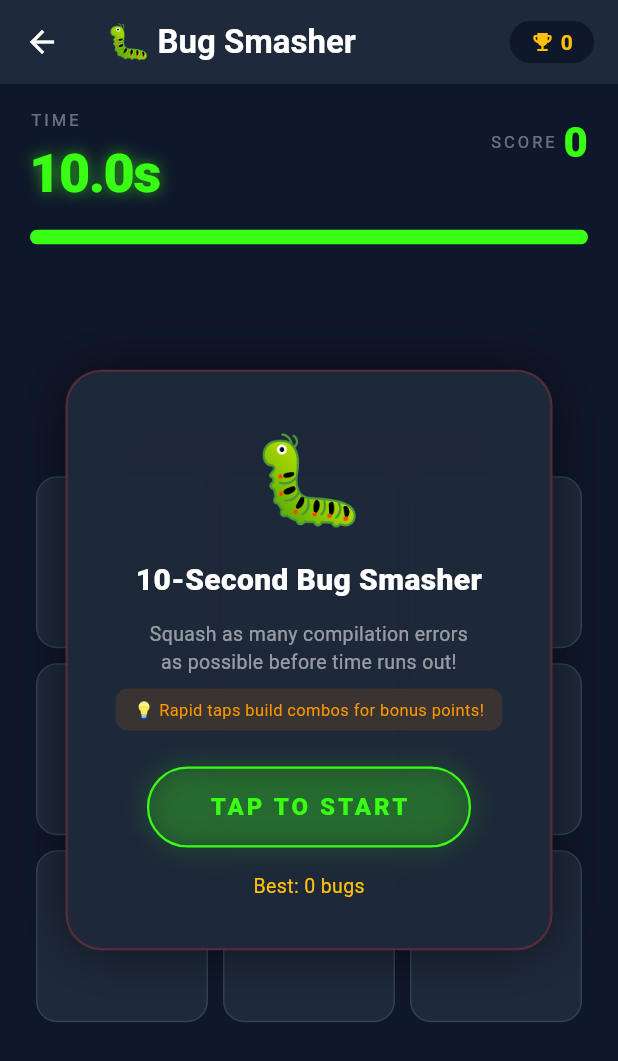
After one commit to krishnabarnwal/abes-nexus, a Flutter app: the BugSmasherView screen opened directly, on a phone screen of 412 x 824 dp. The commit adds this screen. Shown: the top 1061 px of the screen. Run offline on Flutter 3.47's test engine with Material 3 defaults, Android fonts, the phone set to English and light mode, and no system bars; our stand-ins replace flutter_secure_storage, qr_flutter, share_plus, shared_preferences; missing offline and left inert: workmanager; accounts and stored records are empty.

Commit message:
feat: add 10-Second Bug Smasher game and unlock from Arcade Hub

```diff
--- /dev/null
+++ b/lib/views/arcade/bug_smasher_view.dart
@@ -0,0 +1,599 @@
+import 'dart:async';
+import 'dart:math';
+import 'package:flutter/material.dart';
+import 'package:flutter/services.dart';
+import 'package:shared_preferences/shared_preferences.dart';
+
+// ─── Data ────────────────────────────────────────────────────────────────────
+class _Bug {
+  final int id;
+  final IconData icon;
+  final String label;
+  final Color color;
+  bool isAlive;
+  Timer? expireTimer;
+
+  _Bug({required this.id, required this.icon, required this.label, required this.color})
+      : isAlive = true;
+}
+
+// ─── Game View ───────────────────────────────────────────────────────────────
+class BugSmasherView extends StatefulWidget {
+  const BugSmasherView({super.key});
+
+  @override
+  State<BugSmasherView> createState() => _BugSmasherViewState();
+}
+
+class _BugSmasherViewState extends State<BugSmasherView>
+    with TickerProviderStateMixin {
+  // -- Game State --
+  bool _isWaiting = true;
+  bool _isPlaying = false;
+  bool _isGameOver = false;
+
+  // -- Timer --
+  static const double _totalTime = 10.0;
+  double _timeLeft = _totalTime;
+  Timer? _countdownTimer;
+  Timer? _spawnTimer;
+
+  // -- Score --
+  int _score = 0;
+  int _taps = 0;
+  int _combo = 0;
+  int _maxCombo = 0;
+  int _highScore = 0;
+  bool _isNewHighScore = false;
+
+  // -- Grid (3x3, index 0-8) --
+  final Map<int, _Bug> _activeBugs = {};
+  int _bugIdCounter = 0;
+  final Random _random = Random();
+
+  // -- Tile Animation Controllers (9 tiles) --
+  final List<AnimationController> _tileControllers = [];
+  final List<Animation<double>> _tileScales = [];
+
+  // -- Bug Data --
+  static const _bugTypes = [
+    (Icons.bug_report, 'NULL_PTR', Color(0xFFFF3333)),
+    (Icons.code, '404_ERR', Color(0xFFFF5500)),
+    (Icons.warning_amber, 'FATAL', Color(0xFFFF8800)),
+    (Icons.error_outline, 'STACK_OVF', Color(0xFFFF3333)),
+    (Icons.block, 'SEGFAULT', Color(0xFFFF5500)),
+    (Icons.dangerous, 'MEM_LEAK', Color(0xFFFF8800)),
+  ];
+
+  @override
+  void initState() {
+    super.initState();
+    _loadHighScore();
+    for (int i = 0; i < 9; i++) {
+      final ctrl = AnimationController(
+        vsync: this,
+        duration: const Duration(milliseconds: 120),
+      );
+      _tileControllers.add(ctrl);
+      _tileScales.add(Tween<double>(begin: 1.0, end: 0.85).animate(
+        CurvedAnimation(parent: ctrl, curve: Curves.easeInOut),
+      ));
+    }
+  }
+
+  Future<void> _loadHighScore() async {
+    final prefs = await SharedPreferences.getInstance();
+    setState(() => _highScore = prefs.getInt('bug_smasher_high_score') ?? 0);
+  }
+
+  Future<void> _saveHighScore() async {
+    final prefs = await SharedPreferences.getInstance();
+    await prefs.setInt('bug_smasher_high_score', _highScore);
+  }
+
+  // ── Game Control ──────────────────────────────────────────────────────────
+  void _startGame() {
+    setState(() {
+      _isWaiting = false;
+      _isPlaying = true;
+      _isGameOver = false;
+      _timeLeft = _totalTime;
+      _score = 0;
+      _taps = 0;
+      _combo = 0;
+      _maxCombo = 0;
+      _isNewHighScore = false;
+      _activeBugs.clear();
+    });
+    _startCountdown();
+    _startSpawner();
+  }
+
+  void _startCountdown() {
+    _countdownTimer?.cancel();
+    _countdownTimer = Timer.periodic(const Duration(milliseconds: 100), (t) {
+      if (!mounted) return;
+      setState(() => _timeLeft = (_timeLeft - 0.1).clamp(0.0, _totalTime));
+      if (_timeLeft <= 0.001) {
+        t.cancel();
+        _endGame();
+      }
+    });
+  }
+
+  void _startSpawner() {
+    _spawnTimer?.cancel();
+    _scheduleNextSpawn();
+  }
+
+  void _scheduleNextSpawn() {
+    if (!_isPlaying) return;
+    final delay = 600 + _random.nextInt(200); // 600–800 ms
+    Future.delayed(Duration(milliseconds: delay), () {
+      if (!_isPlaying || !mounted) return;
+      _spawnBugs();
+      _scheduleNextSpawn();
+    });
+  }
+
+  void _spawnBugs() {
+    final count = _random.nextBool() ? 1 : 2;
+    final available = List.generate(9, (i) => i).where((i) => !_activeBugs.containsKey(i)).toList()..shuffle();
+    final toSpawn = available.take(count);
+
+    for (final idx in toSpawn) {
+      final type = _bugTypes[_random.nextInt(_bugTypes.length)];
+      final bug = _Bug(id: _bugIdCounter++, icon: type.$1, label: type.$2, color: type.$3);
+      setState(() => _activeBugs[idx] = bug);
+
+      // Auto-expire after 1.2s
+      bug.expireTimer = Timer(const Duration(milliseconds: 1200), () {
+        if (!mounted || !_isPlaying) return;
+        if (_activeBugs[idx]?.id == bug.id) {
+          setState(() {
+            _activeBugs.remove(idx);
+            _combo = 0; // missed bug resets combo
+          });
+        }
+      });
+    }
+  }
+
+  void _endGame() {
+    _spawnTimer?.cancel();
+    for (final bug in _activeBugs.values) {
+      bug.expireTimer?.cancel();
+    }
+    setState(() {
+      _isPlaying = false;
+      _isGameOver = true;
+      _activeBugs.clear();
+      if (_score > _highScore) {
+        _highScore = _score;
+        _isNewHighScore = true;
+        _saveHighScore();
+      }
+    });
+  }
+
+  // ── Tap Handler ───────────────────────────────────────────────────────────
+  Future<void> _onTileTap(int index) async {
+    if (!_isPlaying) return;
+    _taps++;
+
+    if (_activeBugs.containsKey(index)) {
+      // Hit!
+      HapticFeedback.mediumImpact();
+      _activeBugs[index]!.expireTimer?.cancel();
+      _activeBugs.remove(index);
+
+      // Animate tile
+      await _tileControllers[index].forward();
+      if (mounted) await _tileControllers[index].reverse();
+
+      setState(() {
+        _combo++;
+        if (_combo > _maxCombo) _maxCombo = _combo;
+        _score += _combo >= 3 ? 2 : 1; // bonus for combos
+      });
+    } else {
+      // Miss — reset combo
+      HapticFeedback.lightImpact();
+      setState(() => _combo = 0);
+    }
+  }
+
+  @override
+  void dispose() {
+    _countdownTimer?.cancel();
+    _spawnTimer?.cancel();
+    for (final bug in _activeBugs.values) {
+      bug.expireTimer?.cancel();
+    }
+    for (final ctrl in _tileControllers) {
+      ctrl.dispose();
+    }
+    super.dispose();
+  }
+
+  // ── Build ─────────────────────────────────────────────────────────────────
+  @override
+  Widget build(BuildContext context) {
+    final accuracy = _taps == 0 ? 0 : ((_score / _taps) * 100).round();
+    return Scaffold(
+      backgroundColor: const Color(0xFF0F172A),
+      appBar: AppBar(
+        backgroundColor: const Color(0xFF1E293B),
+        title: const Text('🐛 Bug Smasher', style: TextStyle(color: Colors.white, fontWeight: FontWeight.bold)),
+        leading: IconButton(
+          icon: const Icon(Icons.arrow_back, color: Colors.white),
+          onPressed: () => Navigator.pop(context),
+        ),
+        actions: [
+          Padding(
+            padding: const EdgeInsets.symmetric(horizontal: 16, vertical: 10),
+            child: Container(
+              padding: const EdgeInsets.symmetric(horizontal: 14, vertical: 4),
+              decoration: const BoxDecoration(
+                color: Color(0xFF0F172A),
+                borderRadius: BorderRadius.all(Radius.circular(20)),
+              ),
+              child: Row(
+                children: [
+                  const Icon(Icons.emoji_events, color: Colors.amber, size: 16),
+                  const SizedBox(width: 4),
+                  Text('$_highScore', style: const TextStyle(color: Colors.amber, fontWeight: FontWeight.bold)),
+                ],
+              ),
+            ),
+          ),
+        ],
+      ),
+      body: Stack(
+        children: [
+          _buildGameBody(),
+          if (_isWaiting) _buildStartOverlay(),
+          if (_isGameOver) _buildGameOverOverlay(accuracy),
+        ],
+      ),
+    );
+  }
+
+  Widget _buildGameBody() {
+    final progress = _timeLeft / _totalTime;
+    final timeColor = _timeLeft <= 3.0
+        ? const Color(0xFFFF3333)
+        : _timeLeft <= 6.0
+            ? Colors.orange
+            : const Color(0xFF39FF14);
+
+    return Column(
+      children: [
+        // ── HUD ────────────────────────────────────────────────────────────
+        Container(
+          padding: const EdgeInsets.fromLTRB(20, 16, 20, 12),
+          color: const Color(0xFF0F172A),
+          child: Column(
+            children: [
+              // Timer Text + Score
+              Row(
+                mainAxisAlignment: MainAxisAlignment.spaceBetween,
+                children: [
+                  // Timer
+                  Column(
+                    crossAxisAlignment: CrossAxisAlignment.start,
+                    children: [
+                      const Text('TIME', style: TextStyle(color: Colors.white38, fontSize: 11, letterSpacing: 2)),
+                      const SizedBox(height: 2),
+                      Text(
+                        '${_timeLeft.toStringAsFixed(1)}s',
+                        style: TextStyle(
+                          color: timeColor,
+                          fontSize: 36,
+                          fontWeight: FontWeight.w900,
+                          letterSpacing: -1,
+                          shadows: [Shadow(color: timeColor.withValues(alpha: 0.6), blurRadius: 12)],
+                        ),
+                      ),
+                    ],
+                  ),
+                  // Score + Combo
+                  Column(
+                    crossAxisAlignment: CrossAxisAlignment.end,
+                    children: [
+                      Row(
+                        children: [
+                          const Text('SCORE ', style: TextStyle(color: Colors.white38, fontSize: 11, letterSpacing: 2)),
+                          Text('$_score', style: const TextStyle(color: Color(0xFF39FF14), fontSize: 28, fontWeight: FontWeight.w900)),
+                        ],
+                      ),
+                      if (_combo >= 2)
+                        Container(
+                          padding: const EdgeInsets.symmetric(horizontal: 10, vertical: 3),
+                          decoration: BoxDecoration(
+                            color: Colors.orange.withValues(alpha: 0.15),
+                            borderRadius: const BorderRadius.all(Radius.circular(20)),
+                            border: Border.all(color: Colors.orange.withValues(alpha: 0.6)),
+                          ),
+                          child: Text('🔥 x$_combo Combo!', style: const TextStyle(color: Colors.orange, fontWeight: FontWeight.bold, fontSize: 13)),
+                        )
+                      else
+                        const SizedBox(height: 24),
+                    ],
+                  ),
+                ],
+              ),
+              const SizedBox(height: 12),
+              // Progress bar
+              ClipRRect(
+                borderRadius: const BorderRadius.all(Radius.circular(6)),
+                child: LinearProgressIndicator(
+                  value: progress,
+                  minHeight: 10,
+                  backgroundColor: const Color(0xFF1E293B),
+                  valueColor: AlwaysStoppedAnimation<Color>(timeColor),
+                ),
+              ),
+            ],
+          ),
+        ),
+
+        // ── Grid ───────────────────────────────────────────────────────────
+        Expanded(
+          child: Center(
+            child: Padding(
+              padding: const EdgeInsets.all(24.0),
+              child: AspectRatio(
+                aspectRatio: 1.0,
+                child: GridView.builder(
+                  physics: const NeverScrollableScrollPhysics(),
+                  gridDelegate: const SliverGridDelegateWithFixedCrossAxisCount(
+                    crossAxisCount: 3,
+                    crossAxisSpacing: 10,
+                    mainAxisSpacing: 10,
+                  ),
+                  itemCount: 9,
+                  itemBuilder: (context, index) => _buildTile(index),
+                ),
+              ),
+            ),
+          ),
+        ),
+      ],
+    );
+  }
+
+  Widget _buildTile(int index) {
+    final bug = _activeBugs[index];
+    final hasBug = bug != null;
+
+    return ScaleTransition(
+      scale: _tileScales[index],
+      child: GestureDetector(
+        onTap: () => _onTileTap(index),
+        child: AnimatedContainer(
+          duration: const Duration(milliseconds: 180),
+          decoration: BoxDecoration(
+            color: hasBug ? bug.color.withValues(alpha: 0.18) : const Color(0xFF1E293B),
+            borderRadius: const BorderRadius.all(Radius.circular(14)),
+            border: Border.all(
+              color: hasBug ? bug.color.withValues(alpha: 0.7) : const Color(0xFF334155),
+              width: hasBug ? 2.0 : 1.0,
+            ),
+            boxShadow: hasBug
+                ? [BoxShadow(color: bug.color.withValues(alpha: 0.35), blurRadius: 16, spreadRadius: 2)]
+                : const [],
+          ),
+          child: hasBug
+              ? Column(
+                  mainAxisAlignment: MainAxisAlignment.center,
+                  children: [
+                    Icon(bug.icon, color: bug.color, size: 32),
+                    const SizedBox(height: 6),
+                    Text(
+                      bug.label,
+                      style: TextStyle(color: bug.color, fontSize: 9, fontWeight: FontWeight.w900, letterSpacing: 0.5),
+                    ),
+                  ],
+                )
+              : null,
+        ),
+      ),
+    );
+  }
+
+  // ── Overlays ──────────────────────────────────────────────────────────────
+  Widget _buildStartOverlay() {
+    return Center(
+      child: Container(
+        margin: const EdgeInsets.symmetric(horizontal: 28),
+        padding: const EdgeInsets.all(32),
+        decoration: BoxDecoration(
+          color: const Color(0xF21E293B),
+          borderRadius: const BorderRadius.all(Radius.circular(24)),
+          border: Border.all(color: const Color(0x40FF3333), width: 1.5),
+          boxShadow: const [BoxShadow(color: Color(0x80000000), blurRadius: 30)],
+        ),
+        child: Column(
+          mainAxisSize: MainAxisSize.min,
+          children: [
+            const Text('🐛', style: TextStyle(fontSize: 56)),
+            const SizedBox(height: 12),
+            const Text('10-Second Bug Smasher', style: TextStyle(color: Colors.white, fontSize: 20, fontWeight: FontWeight.w900), textAlign: TextAlign.center),
+            const SizedBox(height: 12),
+            const Text(
+              'Squash as many compilation errors\nas possible before time runs out!',
+              style: TextStyle(color: Colors.white54, fontSize: 13),
+              textAlign: TextAlign.center,
+            ),
+            const SizedBox(height: 8),
+            Container(
+              padding: const EdgeInsets.symmetric(horizontal: 12, vertical: 6),
+              decoration: const BoxDecoration(
+                color: Color(0x20FF8800),
+                borderRadius: BorderRadius.all(Radius.circular(8)),
+              ),
+              child: const Text('💡 Rapid taps build combos for bonus points!', style: TextStyle(color: Colors.orange, fontSize: 11), textAlign: TextAlign.center),
+            ),
+            const SizedBox(height: 24),
+            GestureDetector(
+              onTap: _startGame,
+              child: Container(
+                padding: const EdgeInsets.symmetric(horizontal: 40, vertical: 14),
+                decoration: BoxDecoration(
+                  color: const Color(0x2639FF14),
+                  borderRadius: const BorderRadius.all(Radius.circular(30)),
+                  border: Border.all(color: const Color(0xFF39FF14), width: 1.5),
+                  boxShadow: const [BoxShadow(color: Color(0x3039FF14), blurRadius: 16)],
+                ),
+                child: const Text('TAP TO START', style: TextStyle(color: Color(0xFF39FF14), fontWeight: FontWeight.w900, fontSize: 16, letterSpacing: 2)),
+              ),
+            ),
+            const SizedBox(height: 16),
+            Text('Best: $_highScore bugs', style: const TextStyle(color: Colors.amber, fontSize: 13)),
+          ],
+        ),
+      ),
+    );
+  }
+
+  Widget _buildGameOverOverlay(int accuracy) {
+    final accuracy2 = _taps == 0 ? 0 : ((_score / _taps) * 100).round();
+    return Center(
+      child: Container(
+        margin: const EdgeInsets.symmetric(horizontal: 24),
+        padding: const EdgeInsets.all(28),
+        decoration: BoxDecoration(
+          color: const Color(0xF71E293B),
+          borderRadius: const BorderRadius.all(Radius.circular(24)),
+          border: Border.all(color: const Color(0x60FF3333), width: 1.5),
+          boxShadow: const [BoxShadow(color: Color(0x99000000), blurRadius: 40)],
+        ),
+        child: Column(
+          mainAxisSize: MainAxisSize.min,
+          children: [
+            const Text("Time's Up! ⏱️", style: TextStyle(color: Colors.redAccent, fontSize: 22, fontWeight: FontWeight.w900)),
+            const SizedBox(height: 20),
+            // Stats Row
+            Row(
+              children: [
+                _statCard('🐛\nSmashed', '$_score', const Color(0xFF39FF14)),
+                const SizedBox(width: 8),
+                _statCard('🎯\nAccuracy', '$accuracy2%', Colors.blueAccent),
+                const SizedBox(width: 8),
+                _statCard('🔥\nMax Combo', 'x$_maxCombo', Colors.orange),
+              ],
+            ),
+            if (_isNewHighScore) ...[
+              const SizedBox(height: 16),
+              _NewRecordBanner(),
+            ],
+            const SizedBox(height: 8),
+            Text('Best: $_highScore bugs', style: const TextStyle(color: Colors.amber, fontSize: 13)),
+            const SizedBox(height: 20),
+            // Play Again button
+            GestureDetector(
+              onTap: _startGame,
+              child: Container(
+                width: double.infinity,
+                padding: const EdgeInsets.symmetric(vertical: 14),
+                decoration: BoxDecoration(
+                  color: const Color(0x2639FF14),
+                  borderRadius: const BorderRadius.all(Radius.circular(16)),
+                  border: Border.all(color: const Color(0xFF39FF14), width: 1.5),
+                ),
+                child: const Center(child: Text('⟳  Play Again', style: TextStyle(color: Color(0xFF39FF14), fontWeight: FontWeight.w900, fontSize: 16))),
+              ),
+            ),
+            const SizedBox(height: 10),
+            // Back button
+            GestureDetector(
+              onTap: () => Navigator.pop(context),
+              child: Container(
+                width: double.infinity,
+                padding: const EdgeInsets.symmetric(vertical: 12),
+                decoration: BoxDecoration(
+                  borderRadius: const BorderRadius.all(Radius.circular(16)),
+                  border: Border.all(color: const Color(0xFF334155), width: 1.5),
+                ),
+                child: const Center(child: Text('Back to Arcade', style: TextStyle(color: Colors.white54, fontSize: 14))),
+              ),
+            ),
+          ],
+        ),
+      ),
+    );
+  }
+
+  Widget _statCard(String label, String value, Color accent) {
+    return Expanded(
+      child: Container(
+        padding: const EdgeInsets.symmetric(vertical: 14, horizontal: 6),
+        decoration: BoxDecoration(
+          color: const Color(0xFF0F172A),
+          borderRadius: const BorderRadius.all(Radius.circular(12)),
+          border: Border.all(color: accent.withValues(alpha: 0.3)),
+        ),
+        child: Column(
+          children: [
+            Text(label, style: const TextStyle(color: Colors.white54, fontSize: 11), textAlign: TextAlign.center),
+            const SizedBox(height: 6),
+            Text(value, style: TextStyle(color: accent, fontSize: 20, fontWeight: FontWeight.w900)),
+          ],
+        ),
+      ),
+    );
+  }
+}
+
+// ─── Flashing New Record Banner ───────────────────────────────────────────────
+class _NewRecordBanner extends StatefulWidget {
+  @override
+  State<_NewRecordBanner> createState() => _NewRecordBannerState();
+}
+
+class _NewRecordBannerState extends State<_NewRecordBanner>
+    with SingleTickerProviderStateMixin {
+  late AnimationController _ctrl;
+  late Animation<double> _opacity;
+
+  @override
+  void initState() {
+    super.initState();
+    _ctrl = AnimationController(vsync: this, duration: const Duration(milliseconds: 550))
+      ..repeat(reverse: true);
+    _opacity = Tween<double>(begin: 0.3, end: 1.0).animate(_ctrl);
+  }
+
+  @override
+  void dispose() {
+    _ctrl.dispose();
+    super.dispose();
+  }
+
+  @override
+  Widget build(BuildContext context) {
+    return FadeTransition(
+      opacity: _opacity,
+      child: Container(
+        margin: const EdgeInsets.only(top: 4, bottom: 4),
+        padding: const EdgeInsets.symmetric(horizontal: 20, vertical: 8),
+        decoration: const BoxDecoration(
+          color: Color(0x26FFD700),
+          borderRadius: BorderRadius.all(Radius.circular(20)),
+          border: Border.fromBorderSide(BorderSide(color: Colors.amber, width: 1.5)),
+        ),
+        child: const Row(
+          mainAxisSize: MainAxisSize.min,
+          children: [
+            Text('🏆', style: TextStyle(fontSize: 16)),
+            SizedBox(width: 8),
+            Text('NEW RECORD!', style: TextStyle(color: Colors.amber, fontWeight: FontWeight.w900, fontSize: 14, letterSpacing: 1.5)),
+            SizedBox(width: 8),
+            Text('🏆', style: TextStyle(fontSize: 16)),
+          ],
+        ),
+      ),
+    );
+  }
+}
```
Also changed, not shown: lib/views/arcade/games_hub_view.dart (+19 -8 lines).
